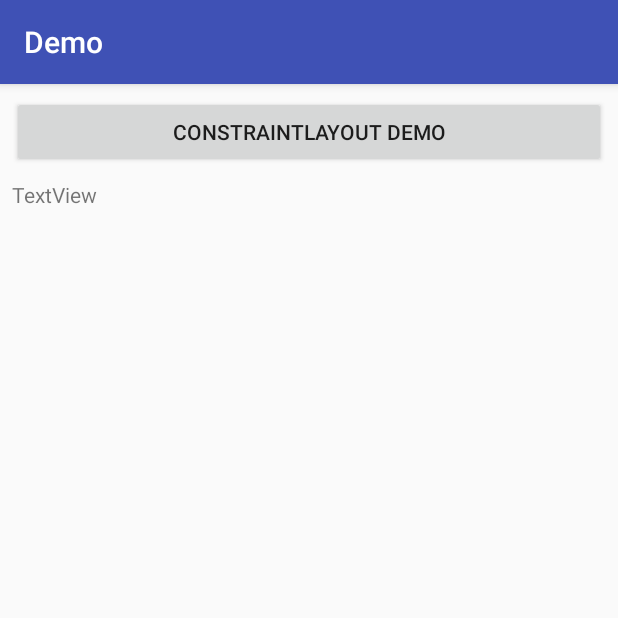
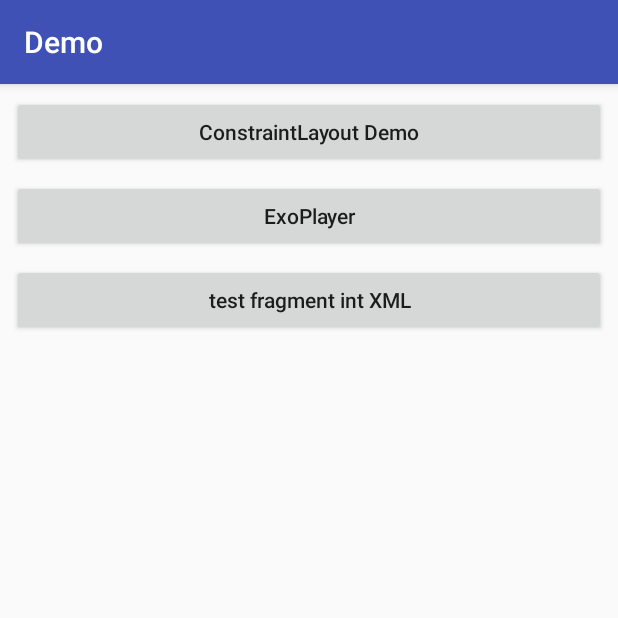
Before and after one commit to woniu0936/android-Demo, an Android app: the screen it shows after launch (MainActivity), on a phone screen of 412 x 824 dp, the top half of it. Run offline under Robolectric (Android 15) with nearby library versions, the phone set to English and light mode, and no system bars.

Commit message:
测试<fragment>标签在xml文件中的使用

```diff
--- a/app/src/main/java/com/woniu/demo/MainActivity.kt
+++ b/app/src/main/java/com/woniu/demo/MainActivity.kt
@@ -3,6 +3,9 @@ package com.woniu.demo
 import android.os.Bundle
 import android.support.v7.app.AppCompatActivity
 import com.woniu.demo.constrainlayout.ConstraintLayoutActivity
+import com.woniu.demo.exoplayer.SampleChooserActivity
+import com.woniu.demo.extension.click
+import com.woniu.demo.fragmentXML.FragmentXMLActivity
 import kotlinx.android.synthetic.main.activity_main.*
 import org.jetbrains.anko.startActivity
 
@@ -11,9 +14,18 @@ class MainActivity : AppCompatActivity() {
     override fun onCreate(savedInstanceState: Bundle?) {
         super.onCreate(savedInstanceState)
         setContentView(R.layout.activity_main)
+
         tvConstraintLayout.setOnClickListener {
             startActivity<ConstraintLayoutActivity>()
         }
 
+        tvExoPlayer.click {
+//            startActivity<SampleChooserActivity>()
+        }
+
+        tvFragment.click {
+            startActivity<FragmentXMLActivity>()
+        }
+
     }
 }
--- a/app/src/main/res/layout/activity_main.xml
+++ b/app/src/main/res/layout/activity_main.xml
@@ -8,26 +8,32 @@
 
     <Button
         android:id="@+id/tvConstraintLayout"
+        style="@style/Main_Button"
         android:layout_width="0dp"
         android:layout_height="wrap_content"
-        android:layout_marginLeft="8dp"
-        android:layout_marginRight="8dp"
-        android:layout_marginTop="8dp"
         android:text="ConstraintLayout Demo"
         app:layout_constraintLeft_toLeftOf="parent"
         app:layout_constraintRight_toRightOf="parent"
         app:layout_constraintTop_toTopOf="parent" />
 
-    <TextView
-        android:id="@+id/textView"
-        android:layout_width="match_parent"
+    <Button
+        android:id="@+id/tvExoPlayer"
+        style="@style/Main_Button"
+        android:layout_width="0dp"
         android:layout_height="wrap_content"
-        android:layout_marginLeft="8dp"
-        android:layout_marginRight="8dp"
-        android:layout_marginTop="8dp"
-        android:text="TextView"
+        android:text="ExoPlayer"
         app:layout_constraintLeft_toLeftOf="parent"
         app:layout_constraintRight_toRightOf="parent"
         app:layout_constraintTop_toBottomOf="@+id/tvConstraintLayout" />
 
+    <Button
+        android:id="@+id/tvFragment"
+        style="@style/Main_Button"
+        android:layout_width="0dp"
+        android:layout_height="wrap_content"
+        android:text="test fragment int XML"
+        app:layout_constraintLeft_toLeftOf="parent"
+        app:layout_constraintRight_toRightOf="parent"
+        app:layout_constraintTop_toBottomOf="@+id/tvExoPlayer" />
+
 </android.support.constraint.ConstraintLayout>
--- a/app/src/main/res/values/styles.xml
+++ b/app/src/main/res/values/styles.xml
@@ -8,4 +8,11 @@
         <item name="colorAccent">@color/colorAccent</item>
     </style>
 
+    <style name="Main_Button">
+        <item name="android:textAllCaps">false</item>
+        <item name="android:layout_marginTop">8dp</item>
+        <item name="android:layout_marginLeft">8dp</item>
+        <item name="android:layout_marginRight">8dp</item>
+    </style>
+
 </resources>
```
Also changed, not shown: app/src/main/AndroidManifest.xml (+26 -5 lines), app/src/main/java/com/woniu/demo/fragmentXML/FragmentXML.kt (added, +26 -0 lines), app/src/main/java/com/woniu/demo/fragmentXML/FragmentXMLActivity.kt (added, +14 -0 lines), app/src/main/res/layout/activity_fragment_in_xml.xml (added, +15 -0 lines), app/src/main/res/layout/fragment_in_xml.xml (added, +14 -0 lines), app/src/main/res/layout/test.xml (deleted, +0 -42 lines).
